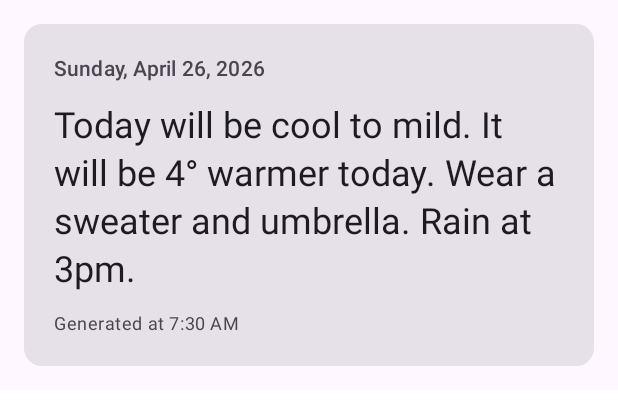
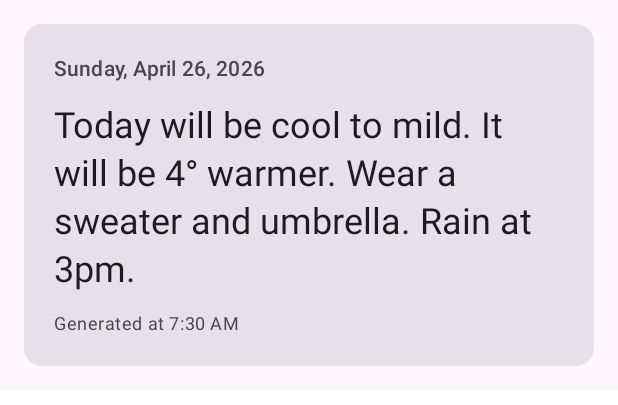
Before and after one commit to mikelward/adaptweather, an Android app built with Jetpack Compose: the @Preview function InsightCardPreview, on a phone screen of 412 x 824 dp. Shown: the top 405 px of the screen. Run offline under Robolectric (Android 15) with nearby library versions, the phone set to English and light mode, and no system bars.

Commit message:
:app — drop redundant "today" from delta clause (en)
The TODAY-period band sentence already leads with "Today will be …", and
the delta clause only fires on TODAY, so appending "today" again produced
"Today will be cold. It will be 7° cooler today." — duplicated to a
listener. Tighten both delta strings to "It will be Xo warmer/cooler."
and update the formatter test.

en-only for now; the same redundancy exists in every other locale's
delta string (Heute / Aujourd'hui / Hoy / etc.) but is left for native
speakers to clean up.

```diff
--- a/app/src/main/res/values/strings.xml
+++ b/app/src/main/res/values/strings.xml
@@ -332,9 +332,14 @@
     <string name="insight_band_warm">warm</string>
     <string name="insight_band_hot">hot</string>
 
-    <!-- Day-on-day temperature delta. %1$d is the rounded degree difference. -->
-    <string name="insight_delta_warmer">It will be %1$d° warmer today.</string>
-    <string name="insight_delta_cooler">It will be %1$d° cooler today.</string>
+    <!--
+    Day-on-day temperature delta. %1$d is the rounded degree difference. The
+    delta clause only fires on the TODAY period, so the band sentence has
+    already led with "Today will be …" — repeating "today" here would
+    duplicate it ("Today will be cold. It will be 5° cooler today.").
+    -->
+    <string name="insight_delta_warmer">It will be %1$d° warmer.</string>
+    <string name="insight_delta_cooler">It will be %1$d° cooler.</string>
 
     <!-- Severe-weather alert prefix. %1$s = event name (e.g. "Tornado Warning"). -->
     <string name="insight_alert">Alert: %1$s.</string>
```
Also changed, not shown: 1 other file.
